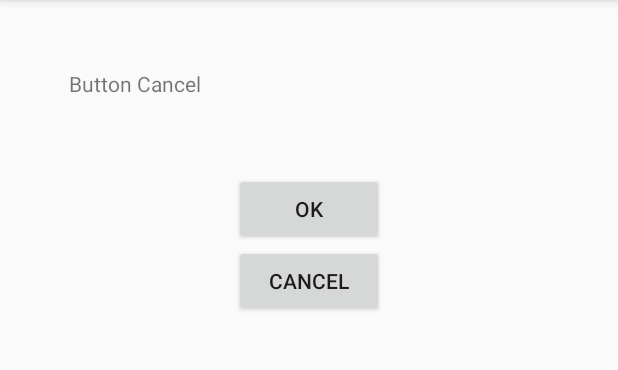
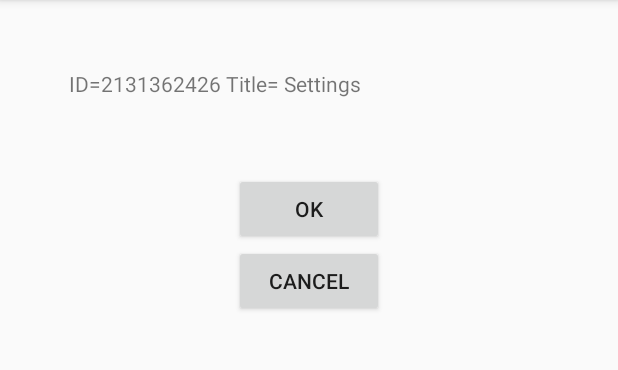
Before and after one commit to MiG-Kharkov/StartAndroidLessons, an Android app: the screen it shows after launch (MainActivity), in the options menu, after a tap on "Settings", on a phone screen of 412 x 824 dp, the part 84-454 px from its top. Run offline under Robolectric (Android 15) with nearby library versions, the phone set to English and light mode, and no system bars.

Commit message:
Add menu in res, lesson 13

```diff
--- a/app/src/main/java/ua/com/webtuning/logandmess/MainActivity.java
+++ b/app/src/main/java/ua/com/webtuning/logandmess/MainActivity.java
@@ -43,7 +43,8 @@ public class MainActivity extends AppCompatActivity implements View.OnClickListe
         // automatically handle clicks on the Home/Up button, so long
         // as you specify a parent activity in AndroidManifest.xml.
         int id = item.getItemId();
-
+        Toast.makeText(this, "Pressed " + item.getTitle(), Toast.LENGTH_LONG).show();
+        tvOut.setText("ID=" + id + " Title= " + item.getTitle());
         //noinspection SimplifiableIfStatement
         if (id == R.id.action_settings) {
             return true;
--- a/app/src/main/res/layout/activity_main.xml
+++ b/app/src/main/res/layout/activity_main.xml
@@ -20,8 +20,7 @@
             android:layout_width="match_parent"
             android:layout_height="wrap_content"
             android:layout_gravity="center_horizontal"
-            android:layout_marginBottom="50dp"
-            android:text="@string/hello_world" />
+            android:layout_marginBottom="50dp" />
 
         <Button
             android:id="@+id/btnOK"
--- a/app/src/main/res/menu/menu_main.xml
+++ b/app/src/main/res/menu/menu_main.xml
@@ -1,6 +1,19 @@
 <menu xmlns:android="http://schemas.android.com/apk/res/android"
     xmlns:app="http://schemas.android.com/apk/res-auto"
-    xmlns:tools="http://schemas.android.com/tools" tools:context=".MainActivity">
-    <item android:id="@+id/action_settings" android:title="@string/action_settings"
-        android:orderInCategory="100" app:showAsAction="never" />
+    xmlns:tools="http://schemas.android.com/tools"
+    tools:context=".MainActivity">
+    <item
+        android:id="@+id/action_settings"
+        android:orderInCategory="100"
+        android:title="@string/action_settings"
+        app:showAsAction="never" />
+    <item
+        android:id="@+id/list1"
+        android:orderInCategory="10"
+        android:title="@string/list1" />
+    <item
+        android:id="@+id/list2"
+        android:orderInCategory="5"
+        android:title="@string/list2" />
+
 </menu>
--- a/app/src/main/res/values/strings.xml
+++ b/app/src/main/res/values/strings.xml
@@ -1,6 +1,7 @@
 <resources>
     <string name="app_name">LogAndMess</string>
 
-    <string name="hello_world">Hello world!</string>
+    <string name="list1">List1</string>
+    <string name="list2">List2</string>
     <string name="action_settings">Settings</string>
 </resources>
```
